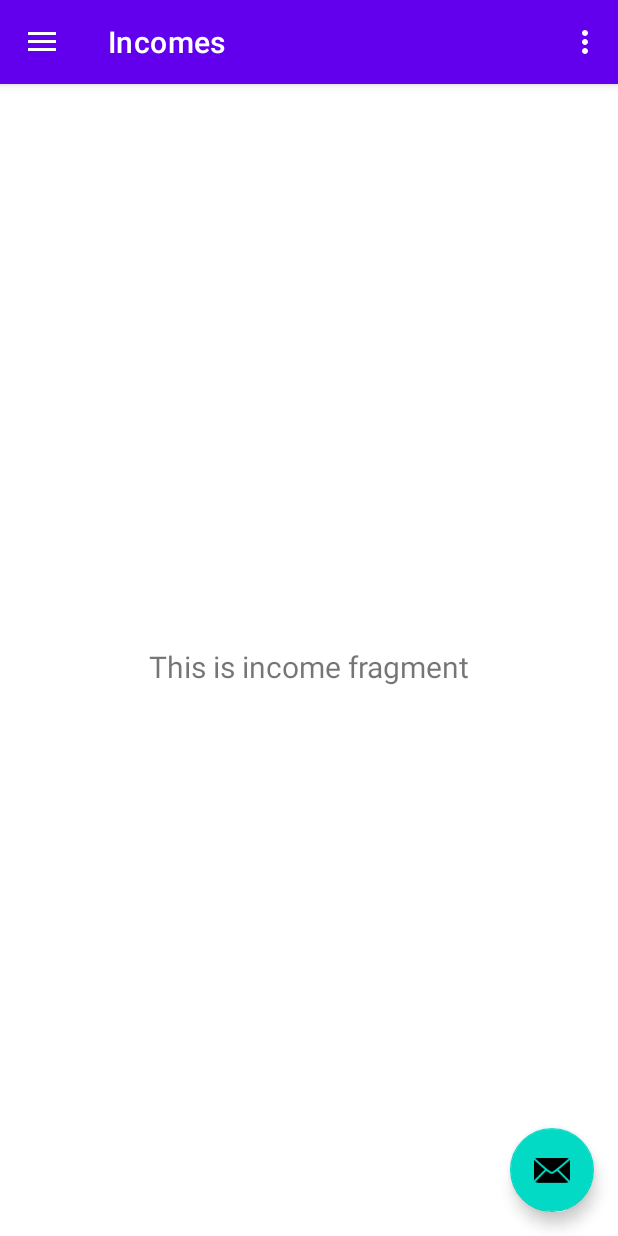
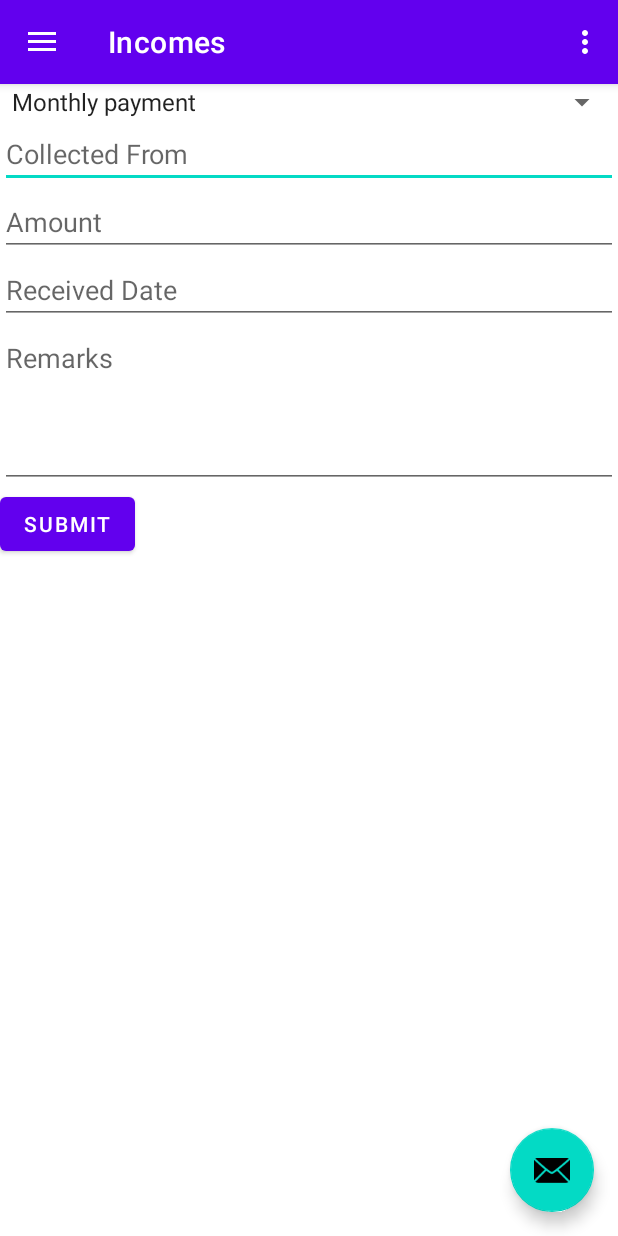
Before and after one commit to pkr-pradeep/KitchenAccountant, an Android app: the screen it shows after launch (MainActivity), in the side drawer, after a tap on "Incomes", on a phone screen of 412 x 824 dp. Run offline under Robolectric (Android 15) with nearby library versions, the phone set to English and light mode, and no system bars; our stand-ins replace navigation-ui.

Commit message:
initial commit

```diff
--- a/app/src/main/java/com/example/kitchenaccountant/ui/expenses/ExpenseFragment.java
+++ b/app/src/main/java/com/example/kitchenaccountant/ui/expenses/ExpenseFragment.java
@@ -10,18 +10,18 @@ import androidx.annotation.NonNull;
 import androidx.fragment.app.Fragment;
 import androidx.lifecycle.ViewModelProvider;
 
-import com.example.kitchenaccountant.databinding.FragmentSlideshowBinding;
+import com.example.kitchenaccountant.databinding.FragmentExpensesBinding;
 
 public class ExpenseFragment extends Fragment {
 
-    private FragmentSlideshowBinding binding;
+    private FragmentExpensesBinding binding;
 
     public View onCreateView(@NonNull LayoutInflater inflater,
                              ViewGroup container, Bundle savedInstanceState) {
         ExpenseViewModel expenseViewModel =
                 new ViewModelProvider(this).get(ExpenseViewModel.class);
 
-        binding = FragmentSlideshowBinding.inflate(inflater, container, false);
+        binding = FragmentExpensesBinding.inflate(inflater, container, false);
         View root = binding.getRoot();
 
         final TextView textView = binding.textSlideshow;
--- a/app/src/main/java/com/example/kitchenaccountant/ui/income/IncomeFragment.java
+++ b/app/src/main/java/com/example/kitchenaccountant/ui/income/IncomeFragment.java
@@ -4,34 +4,79 @@ import android.os.Bundle;
 import android.view.LayoutInflater;
 import android.view.View;
 import android.view.ViewGroup;
-import android.widget.TextView;
+import android.widget.ArrayAdapter;
+import android.widget.Button;
+import android.widget.EditText;
+import android.widget.Spinner;
 
 import androidx.annotation.NonNull;
 import androidx.fragment.app.Fragment;
 import androidx.lifecycle.ViewModelProvider;
 
-import com.example.kitchenaccountant.databinding.FragmentGalleryBinding;
+import com.example.kitchenaccountant.R;
+
+import java.util.ArrayList;
+import java.util.List;
 
 public class IncomeFragment extends Fragment {
 
-    private FragmentGalleryBinding binding;
+    private Spinner categorySpinner;
+    private EditText collectedFromEditText;
+    private EditText amountEditText;
+    private EditText receivedDateEditText;
+    private EditText remarksEditText;
+    private Button submitButton;
+    private IncomeViewModel viewModel;
 
     public View onCreateView(@NonNull LayoutInflater inflater,
                              ViewGroup container, Bundle savedInstanceState) {
-        IncomeViewModel incomeViewModel =
-                new ViewModelProvider(this).get(IncomeViewModel.class);
+        View root = inflater.inflate(R.layout.fragment_incomes, container, false);
 
-        binding = FragmentGalleryBinding.inflate(inflater, container, false);
-        View root = binding.getRoot();
+        categorySpinner = root.findViewById(R.id.spinner_category);
+        collectedFromEditText = root.findViewById(R.id.edit_text_collected_from);
+        amountEditText = root.findViewById(R.id.edit_text_amount);
+        receivedDateEditText = root.findViewById(R.id.edit_text_received_date);
+        remarksEditText = root.findViewById(R.id.edit_text_remarks);
+        submitButton = root.findViewById(R.id.button_submit_income);
 
-        final TextView textView = binding.textGallery;
-        incomeViewModel.getText().observe(getViewLifecycleOwner(), textView::setText);
+        /*// Populate income category dropdown
+        List<String> categories = new ArrayList<>();
+        categories.add("Category 1");
+        categories.add("Category 2");*/
+
+        // Add more categories as needed
+        /*ArrayAdapter<String> adapter = new ArrayAdapter<>(requireContext(), android.R.layout.simple_spinner_item, categories);
+        adapter.setDropDownViewResource(android.R.layout.simple_spinner_dropdown_item);
+        categorySpinner.setAdapter(adapter);*/
+        ArrayAdapter<CharSequence> adapter = ArrayAdapter.createFromResource(requireContext(),
+                R.array.income_categories, android.R.layout.simple_spinner_item);
+        adapter.setDropDownViewResource(android.R.layout.simple_spinner_dropdown_item);
+        categorySpinner.setAdapter(adapter);
+
+        viewModel = new ViewModelProvider(this).get(IncomeViewModel.class);
+
+        submitButton.setOnClickListener(new View.OnClickListener() {
+            @Override
+            public void onClick(View view) {
+                // Get data from input fields
+                String category = categorySpinner.getSelectedItem().toString();
+                String collectedFrom = collectedFromEditText.getText().toString();
+                String amount = amountEditText.getText().toString();
+                String receivedDate = receivedDateEditText.getText().toString();
+                String remarks = remarksEditText.getText().toString();
+
+                // Concatenate all data into a single string or use a custom data class
+                String formData = "Category: " + category + "\n" +
+                        "Collected From: " + collectedFrom + "\n" +
+                        "Amount: " + amount + "\n" +
+                        "Received Date: " + receivedDate + "\n" +
+                        "Remarks: " + remarks;
+
+                // Update ViewModel with form data
+                viewModel.updateFormData(formData);
+            }
+        });
+
         return root;
     }
-
-    @Override
-    public void onDestroyView() {
-        super.onDestroyView();
-        binding = null;
-    }
 }
--- a/app/src/main/java/com/example/kitchenaccountant/ui/income/IncomeViewModel.java
+++ b/app/src/main/java/com/example/kitchenaccountant/ui/income/IncomeViewModel.java
@@ -6,7 +6,7 @@ import androidx.lifecycle.ViewModel;
 
 public class IncomeViewModel extends ViewModel {
 
-    private final MutableLiveData<String> mText;
+    /*private final MutableLiveData<String> mText;
 
     public IncomeViewModel() {
         mText = new MutableLiveData<>();
@@ -15,5 +15,20 @@ public class IncomeViewModel extends ViewModel {
 
     public LiveData<String> getText() {
         return mText;
+    }*/
+    private MutableLiveData<String> formData;
+
+    public IncomeViewModel() {
+        formData = new MutableLiveData<>();
+    }
+
+    // Method to update form data
+    public void updateFormData(String data) {
+        formData.setValue(data);
+    }
+
+    // Method to retrieve form data
+    public LiveData<String> getFormData() {
+        return formData;
     }
 }
--- a/app/src/main/res/layout/fragment_gallery.xml
+++ /dev/null
@@ -1,22 +0,0 @@
-<?xml version="1.0" encoding="utf-8"?>
-<androidx.constraintlayout.widget.ConstraintLayout xmlns:android="http://schemas.android.com/apk/res/android"
-    xmlns:app="http://schemas.android.com/apk/res-auto"
-    xmlns:tools="http://schemas.android.com/tools"
-    android:layout_width="match_parent"
-    android:layout_height="match_parent"
-    tools:context=".ui.income.IncomeFragment">
-
-    <TextView
-        android:id="@+id/text_gallery"
-        android:layout_width="match_parent"
-        android:layout_height="wrap_content"
-        android:layout_marginStart="8dp"
-        android:layout_marginTop="8dp"
-        android:layout_marginEnd="8dp"
-        android:textAlignment="center"
-        android:textSize="20sp"
-        app:layout_constraintBottom_toBottomOf="parent"
-        app:layout_constraintEnd_toEndOf="parent"
-        app:layout_constraintStart_toStartOf="parent"
-        app:layout_constraintTop_toTopOf="parent" />
-</androidx.constraintlayout.widget.ConstraintLayout>
--- /dev/null
+++ b/app/src/main/res/layout/fragment_incomes.xml
@@ -0,0 +1,45 @@
+<LinearLayout xmlns:android="http://schemas.android.com/apk/res/android"
+    android:layout_width="match_parent"
+    android:layout_height="match_parent"
+    android:orientation="vertical">
+
+    <Spinner
+        android:id="@+id/spinner_category"
+        android:layout_width="match_parent"
+        android:layout_height="wrap_content"
+        android:prompt="@string/choose_category_prompt" />
+
+    <EditText
+        android:id="@+id/edit_text_collected_from"
+        android:layout_width="match_parent"
+        android:layout_height="wrap_content"
+        android:hint="@string/collected_from_hint" />
+
+    <EditText
+        android:id="@+id/edit_text_amount"
+        android:layout_width="match_parent"
+        android:layout_height="wrap_content"
+        android:hint="@string/amount_hint" />
+
+    <EditText
+        android:id="@+id/edit_text_received_date"
+        android:layout_width="match_parent"
+        android:layout_height="wrap_content"
+        android:hint="@string/received_date_hint" />
+
+    <EditText
+        android:id="@+id/edit_text_remarks"
+        android:layout_width="match_parent"
+        android:layout_height="wrap_content"
+        android:hint="@string/remarks_hint"
+        android:inputType="textMultiLine"
+        android:minLines="4"
+        android:gravity="top" />
+
+    <Button
+        android:id="@+id/button_submit_income"
+        android:layout_width="wrap_content"
+        android:layout_height="wrap_content"
+        android:text="@string/submit_button_text" />
+
+</LinearLayout>
--- a/app/src/main/res/navigation/mobile_navigation.xml
+++ b/app/src/main/res/navigation/mobile_navigation.xml
@@ -15,13 +15,13 @@
         android:id="@+id/nav_income"
         android:name="com.example.kitchenaccountant.ui.income.IncomeFragment"
         android:label="@string/menu_income"
-        tools:layout="@layout/fragment_gallery" />
+        tools:layout="@layout/fragment_incomes" />
 
     <fragment
         android:id="@+id/nav_expenses"
         android:name="com.example.kitchenaccountant.ui.expenses.ExpenseFragment"
         android:label="@string/menu_expense"
-        tools:layout="@layout/fragment_slideshow" />
+        tools:layout="@layout/fragment_expenses" />
 
     <fragment
         android:id="@+id/nav_settings"
--- a/app/src/main/res/values/strings.xml
+++ b/app/src/main/res/values/strings.xml
@@ -11,4 +11,24 @@
     <string name="menu_income">Incomes</string>
     <string name="menu_expense">Expenses</string>
     <string name="menu_settings">Settings</string>
+
+    <!-- Form field hints -->
+    <string name="choose_category_prompt">Choose Income Category</string>
+    <string name="collected_from_hint">Collected From</string>
+    <string name="amount_hint">Amount</string>
+    <string name="received_date_hint">Received Date</string>
+    <string name="remarks_hint">Remarks</string>
+
+    <!-- Button text -->
+    <string name="submit_button_text">Submit</string>
+
+    <!-- Income categories -->
+    <string-array name="income_categories">
+        <item>Monthly payment</item>
+        <item>Sponsorship</item>
+        <item>Daily coupon sales</item>
+        <item>Programs</item>
+        <item>Payment for materials</item>
+    </string-array>
+
 </resources>
```
Also changed, not shown: app/src/main/res/layout/fragment_expenses.xml (renamed from app/src/main/res/layout/fragment_slideshow.xml).
